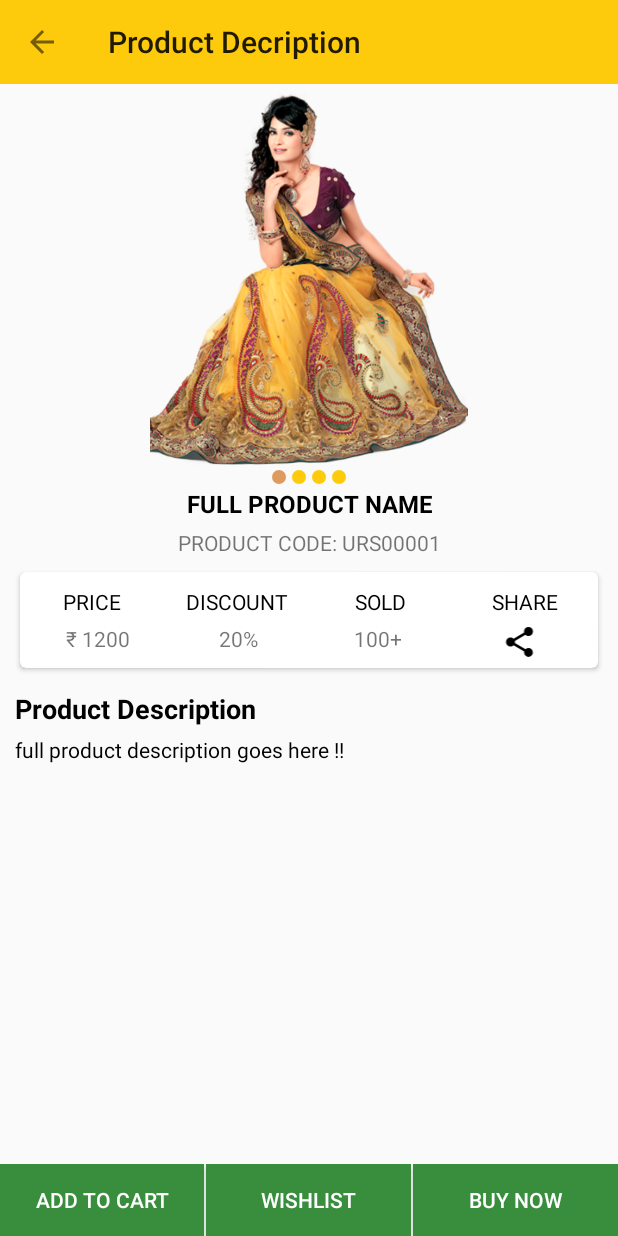
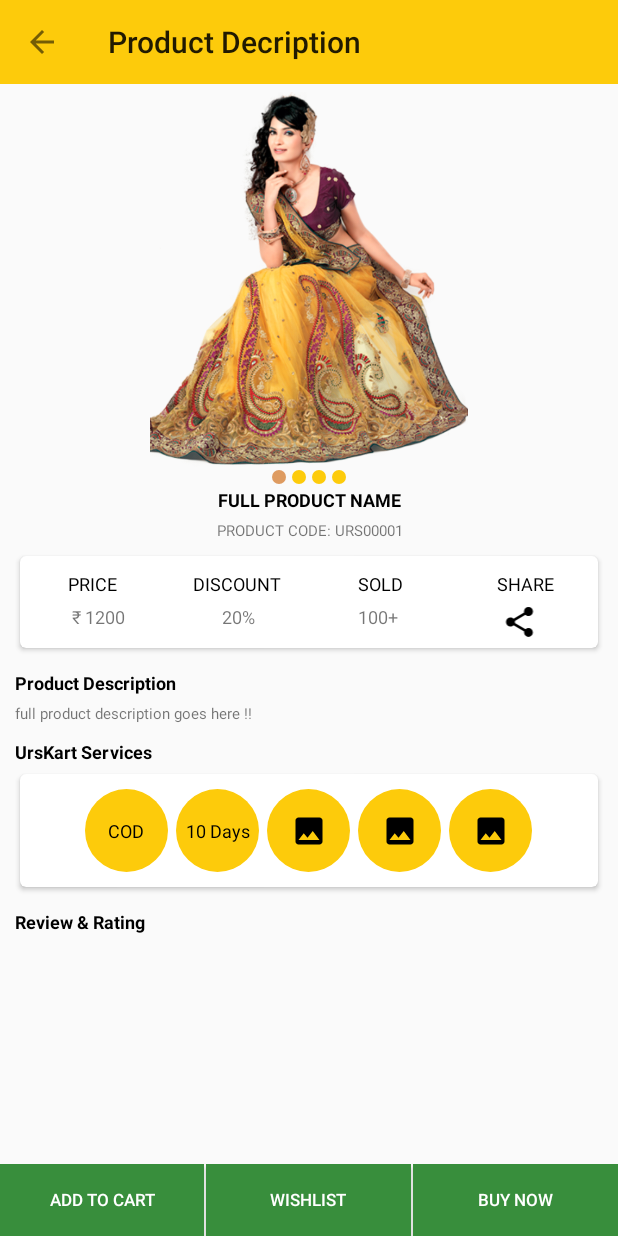
Before and after one commit to mahendradabi/whatsappstatusdownload, an Android app: the ProductDetailsActivity screen opened directly, with no data from a screen before it, on a phone screen of 412 x 824 dp. Run offline under Robolectric (Android 15) with nearby library versions, the phone set to English and light mode, and no system bars; our stand-ins replace ButterKnife.

Commit message:
mahendra dabi 07/10/18

```diff
--- a/Urskart/app/src/main/java/com/urskart/ProductDetailsActivity.java
+++ b/Urskart/app/src/main/java/com/urskart/ProductDetailsActivity.java
@@ -2,22 +2,32 @@ package com.urskart;
 
 import android.os.Bundle;
 import android.support.annotation.Nullable;
+import android.support.design.widget.BottomSheetDialog;
 import android.support.v4.view.ViewPager;
+import android.support.v7.widget.AppCompatButton;
+import android.support.v7.widget.AppCompatImageView;
 import android.support.v7.widget.Toolbar;
+import android.view.View;
 
 import com.urskart.adapter.SliderPagerAdapter;
 import com.urskart.customviews.MyPageIndicator;
+import com.urskart.utility.DialogWindow;
 
 import butterknife.BindView;
 import butterknife.ButterKnife;
 
 public class ProductDetailsActivity extends MyAbstractActivity
-implements ViewPager.OnPageChangeListener{
+implements ViewPager.OnPageChangeListener, View.OnClickListener {
 
     @BindView(R.id.viewPager)
     ViewPager viewPager;
     @BindView(R.id.piv)
     MyPageIndicator piv;
+    @BindView(R.id.share)
+    AppCompatImageView share;
+
+    @BindView(R.id.btnAddCart)
+    AppCompatButton btnAddCart;
 
     @BindView(R.id.toolbar)
     Toolbar toolbar;
@@ -44,6 +54,9 @@ implements ViewPager.OnPageChangeListener{
         piv.setIndicator(viewPagerAdapter.getCount());
         viewPager.addOnPageChangeListener(this);
         viewPager.setAdapter(viewPagerAdapter);
+        share.setOnClickListener(this);
+        btnAddCart.setOnClickListener(this);
+
     }
 
     @Override
@@ -65,4 +78,20 @@ implements ViewPager.OnPageChangeListener{
     public void onPageScrollStateChanged(int state) {
 
     }
+
+    @Override
+    public void onClick(View view) {
+        switch (view.getId())
+        {
+            case R.id.share:
+                DialogWindow.openShareIntent(this,"Product Name \n Download app urskar.com");
+                break;
+            case R.id.btnAddCart:
+               BottomSheetDialog bottomSheetDialog
+                       =new BottomSheetDialog(this);
+               bottomSheetDialog.setContentView(R.layout.item_ours_services);
+               bottomSheetDialog.show();
+                break;
+        }
+    }
 }
--- a/Urskart/app/src/main/java/com/urskart/fragments/HomeFragment.java
+++ b/Urskart/app/src/main/java/com/urskart/fragments/HomeFragment.java
@@ -5,12 +5,14 @@ import android.support.annotation.NonNull;
 import android.support.annotation.Nullable;
 import android.support.v4.view.ViewPager;
 import android.support.v4.widget.ContentLoadingProgressBar;
+import android.support.v7.widget.AppCompatButton;
 import android.support.v7.widget.LinearLayoutManager;
 import android.support.v7.widget.RecyclerView;
 import android.view.LayoutInflater;
 import android.view.View;
 import android.view.ViewGroup;
 
+import com.urskart.MainActivity;
 import com.urskart.MyAbstractFragment;
 import com.urskart.R;
 import com.urskart.adapter.CartAdapter;
@@ -20,11 +22,13 @@ import com.urskart.customviews.MyPageIndicator;
 import butterknife.BindView;
 import butterknife.ButterKnife;
 
-public class HomeFragment extends MyAbstractFragment implements ViewPager.OnPageChangeListener {
+public class HomeFragment extends MyAbstractFragment implements ViewPager.OnPageChangeListener, View.OnClickListener {
     @BindView(R.id.viewPager)
     ViewPager viewPager;
     @BindView(R.id.piv)
     MyPageIndicator piv;
+    @BindView(R.id.btn_shop_now)
+    AppCompatButton btn_shop_now;
 
     SliderPagerAdapter viewPagerAdapter;
 
@@ -46,6 +50,7 @@ public class HomeFragment extends MyAbstractFragment implements ViewPager.OnPage
         piv.setIndicator(viewPagerAdapter.getCount());
         viewPager.addOnPageChangeListener(this);
         viewPager.setAdapter(viewPagerAdapter);
+        btn_shop_now.setOnClickListener(this);
     }
 
     @Override
@@ -67,4 +72,16 @@ public class HomeFragment extends MyAbstractFragment implements ViewPager.OnPage
     public void onPageScrollStateChanged(int state) {
 
     }
+
+    @Override
+    public void onClick(View view) {
+        switch (view.getId())
+        {
+            case R.id.btn_shop_now:
+                ((MainActivity)getActivity()).loadFragmentBack(
+                        ProductListFragment.getProductListInstance("Shop Now")
+                );
+                break;
+        }
+    }
 }
--- /dev/null
+++ b/Urskart/app/src/main/res/drawable/circle_color_primary.xml
@@ -0,0 +1,6 @@
+<?xml version="1.0" encoding="utf-8"?>
+<shape xmlns:android="http://schemas.android.com/apk/res/android"
+    android:shape="oval">
+    <solid android:color="@color/colorPrimary"/>
+
+</shape>
--- a/Urskart/app/src/main/res/layout/activity_product_details.xml
+++ b/Urskart/app/src/main/res/layout/activity_product_details.xml
@@ -12,10 +12,12 @@
         android:layout_width="match_parent"
         android:layout_height="match_parent">
 
-        <ScrollView
+        <android.support.v4.widget.NestedScrollView
+            android:layout_marginBottom="5dp"
             android:layout_width="match_parent"
             android:layout_height="match_parent"
-            android:fillViewport="true">
+            android:layout_above="@id/ll_bottom"
+            android:fillViewport="false">
 
             <LinearLayout
                 android:layout_width="match_parent"
@@ -40,20 +42,21 @@
                     app:piv_width="9dp" />
 
                 <android.support.v7.widget.AppCompatTextView
+                    style="@style/mediumTextView"
                     android:id="@+id/producttvname"
                     android:layout_width="match_parent"
                     android:layout_height="wrap_content"
                     android:gravity="center"
                     android:text="full product name"
                     android:textColor="@color/black"
-                    android:textSize="16sp"
                     android:textStyle="bold"
                     app:textAllCaps="true" />
 
                 <android.support.v7.widget.AppCompatTextView
-                    android:layout_marginTop="5dp"
+                    style="@style/smallTextView"
                     android:layout_width="match_parent"
                     android:layout_height="wrap_content"
+                    android:layout_marginTop="5dp"
                     android:gravity="center"
                     android:text="product code: urs00001"
                     app:textAllCaps="true" />
@@ -78,6 +81,7 @@
                             android:orientation="horizontal">
 
                             <android.support.v7.widget.AppCompatTextView
+                                style="@style/mediumTextView"
                                 android:layout_width="0dp"
                                 android:layout_height="wrap_content"
                                 android:layout_weight="1"
@@ -87,15 +91,17 @@
                                 app:textAllCaps="true" />
 
                             <android.support.v7.widget.AppCompatTextView
+                                style="@style/mediumTextView"
                                 android:layout_width="0dp"
                                 android:layout_height="wrap_content"
                                 android:layout_weight="1"
                                 android:gravity="center"
+                                android:text="Discount"
                                 android:textColor="@color/black"
-                                android:text="Discount"
                                 app:textAllCaps="true" />
 
                             <android.support.v7.widget.AppCompatTextView
+                                style="@style/mediumTextView"
                                 android:layout_width="0dp"
                                 android:layout_height="wrap_content"
                                 android:layout_weight="1"
@@ -105,6 +111,7 @@
                                 app:textAllCaps="true" />
 
                             <android.support.v7.widget.AppCompatTextView
+                                style="@style/mediumTextView"
                                 android:layout_width="0dp"
                                 android:layout_height="wrap_content"
                                 android:layout_weight="1"
@@ -127,6 +134,7 @@
                                 android:layout_width="0dp"
                                 android:layout_height="wrap_content"
                                 android:layout_weight="1"
+                                style="@style/mediumTextView"
                                 android:gravity="center"
                                 android:text="\u20b9 1200" />
 
@@ -136,6 +144,7 @@
                                 android:layout_height="wrap_content"
                                 android:layout_weight="1"
                                 android:gravity="center"
+                                style="@style/mediumTextView"
                                 android:text="20%" />
 
 
@@ -144,10 +153,12 @@
                                 android:layout_height="wrap_content"
                                 android:layout_weight="1"
                                 android:gravity="center"
+                                style="@style/mediumTextView"
                                 android:text="100+" />
 
 
                             <android.support.v7.widget.AppCompatImageView
+                                android:id="@+id/share"
                                 android:layout_width="0dp"
                                 android:layout_height="wrap_content"
                                 android:layout_weight="1"
@@ -157,31 +168,55 @@
 
                         </LinearLayout>
 
+
                     </LinearLayout>
                 </android.support.v7.widget.CardView>
 
 
                 <android.support.v7.widget.AppCompatTextView
+                    style="@style/mediumTextView"
                     android:layout_width="match_parent"
                     android:layout_height="wrap_content"
                     android:layout_marginTop="10dp"
                     android:text="Product Description"
                     android:textColor="@color/black"
-                    android:textSize="18sp"
                     android:textStyle="bold" />
 
                 <android.support.v7.widget.AppCompatTextView
+                    style="@style/smallTextView"
                     android:id="@+id/producttvDes"
                     android:layout_width="match_parent"
                     android:layout_height="wrap_content"
                     android:layout_marginTop="5dp"
                     android:text="full product description goes here !!"
-                    android:textColor="@color/black" />
+                 />
+
+                <!--urskar services-->
+                <android.support.v7.widget.AppCompatTextView
+                    style="@style/mediumTextView"
+                    android:layout_width="match_parent"
+                    android:layout_height="wrap_content"
+                    android:layout_marginTop="10dp"
+                    android:text="@string/urskart_services"
+                    android:textColor="@color/black"
+                    android:textStyle="bold" />
+                <include layout="@layout/item_ours_services" />
+
+                <!--urskar services-->
+                <android.support.v7.widget.AppCompatTextView
+                    style="@style/mediumTextView"
+                    android:layout_width="match_parent"
+                    android:layout_height="wrap_content"
+                    android:layout_marginTop="10dp"
+                    android:text="@string/review_rating"
+                    android:textColor="@color/black"
+                    android:textStyle="bold" />
+
+            </LinearLayout>
+        </android.support.v4.widget.NestedScrollView>
 
 
-            </LinearLayout>
-        </ScrollView>
-
+        <!--BOTTOM BAR-->
         <LinearLayout
             android:id="@+id/ll_bottom"
             android:layout_width="match_parent"
--- a/Urskart/app/src/main/res/layout/fragment_home.xml
+++ b/Urskart/app/src/main/res/layout/fragment_home.xml
@@ -93,20 +93,22 @@
                 android:layout_width="match_parent"
                 android:layout_height="wrap_content"
                 android:layout_marginTop="5dp"
+                style="@style/LargeTextView"
                 android:gravity="center"
-                android:text="Your utility ready store"
+                android:text="@string/your_utility_ready_store"
                 android:textAllCaps="true"
                 android:textColor="@color/black"
                 android:textStyle="bold" />
 
             <android.support.v7.widget.AppCompatButton
+                android:id="@+id/btn_shop_now"
                 style="@style/myBotton"
                 android:layout_width="wrap_content"
                 android:layout_height="35dp"
                 android:layout_gravity="center"
                 android:layout_marginTop="5dp"
                 android:backgroundTint="@color/blueColor"
-                android:text="shop now" />
+                android:text="@string/shop_now" />
         </LinearLayout>
     </android.support.v7.widget.CardView>
 
--- a/Urskart/app/src/main/res/layout/item_cart_row.xml
+++ b/Urskart/app/src/main/res/layout/item_cart_row.xml
@@ -7,8 +7,8 @@
     android:layout_marginRight="2dp"
     android:elevation="4dp"
     app:cardCornerRadius="4dp"
-    app:contentPadding="4dp"
-    app:cardUseCompatPadding="true">
+    app:cardUseCompatPadding="true"
+    app:contentPadding="4dp">
 
     <LinearLayout
         android:layout_width="match_parent"
@@ -21,11 +21,6 @@
             android:layout_height="match_parent"
             android:orientation="horizontal">
 
-            <android.support.v7.widget.AppCompatCheckBox
-                android:checked="true"
-                android:layout_width="wrap_content"
-                android:layout_height="wrap_content"
-                android:layout_gravity="center"/>
             <LinearLayout
                 android:layout_width="0dp"
                 android:layout_height="wrap_content"
@@ -37,6 +32,7 @@
 
                 <android.support.v7.widget.AppCompatTextView
                     android:id="@+id/post_title"
+                    style="@style/mediumTextView"
                     android:layout_width="match_parent"
                     android:layout_height="wrap_content"
                     android:text="Product Name"
@@ -45,29 +41,29 @@
                 <!--price and qunatity-->
 
                 <LinearLayout
-                    android:layout_marginTop="5dp"
                     android:layout_width="match_parent"
                     android:layout_height="wrap_content"
+                    android:layout_marginTop="5dp"
                     android:orientation="horizontal">
 
                     <android.support.v7.widget.AppCompatTextView
                         android:id="@+id/tvPrice"
+                        style="@style/mediumTextView"
                         android:layout_width="0dp"
                         android:layout_height="wrap_content"
                         android:layout_weight="1"
                         android:width="0dp"
                         android:text="\u20b9 2500"
-                        android:textColor="@color/textColor"
-                       />
+                        android:textColor="@color/textColor" />
 
                     <android.support.v7.widget.AppCompatTextView
+                        style="@style/mediumTextView"
                         android:layout_width="0dp"
                         android:layout_height="wrap_content"
                         android:layout_weight="1"
                         android:text="qty- 1"
                         android:textAllCaps="true"
-                        android:textColor="@color/textColor"
-                        />
+                        android:textColor="@color/textColor" />
                 </LinearLayout>
 
 
@@ -106,28 +102,28 @@
                 </LinearLayout>
 
                 <LinearLayout
-                    android:layout_marginTop="5dp"
                     android:layout_width="match_parent"
                     android:layout_height="wrap_content"
+                    android:layout_marginTop="5dp"
                     android:orientation="horizontal">
 
                     <android.support.v7.widget.AppCompatTextView
+                        style="@style/mediumTextView"
                         android:layout_width="0dp"
                         android:layout_height="wrap_content"
                         android:layout_weight="1"
                         android:text="Size- M"
                         android:textAllCaps="true"
-                        android:textColor="@color/textColor"
-                     />
+                        android:textColor="@color/textColor" />
 
                     <android.support.v7.widget.AppCompatTextView
+                        style="@style/mediumTextView"
                         android:layout_width="0dp"
                         android:layout_height="wrap_content"
                         android:layout_weight="2"
                         android:text="Color- black"
                         android:textAllCaps="true"
-                        android:textColor="@color/textColor"
-                       />
+                        android:textColor="@color/textColor" />
 
                 </LinearLayout>
 
--- a/Urskart/app/src/main/res/layout/item_category_name.xml
+++ b/Urskart/app/src/main/res/layout/item_category_name.xml
@@ -11,6 +11,7 @@
 
     <android.support.v7.widget.AppCompatTextView
         android:id="@+id/category_name"
+        style="@style/mediumTextView"
         android:textColor="@color/black"
         android:layout_width="match_parent"
         android:layout_height="wrap_content"
--- /dev/null
+++ b/Urskart/app/src/main/res/layout/item_ours_services.xml
@@ -0,0 +1,92 @@
+<?xml version="1.0" encoding="utf-8"?>
+<android.support.v7.widget.CardView xmlns:android="http://schemas.android.com/apk/res/android"
+    xmlns:app="http://schemas.android.com/apk/res-auto"
+    android:layout_width="match_parent"
+    android:layout_height="wrap_content"
+    android:layout_gravity="center_horizontal"
+    android:layout_marginTop="2dp"
+    android:elevation="4dp"
+    app:cardCornerRadius="4dp"
+    app:cardUseCompatPadding="true"
+    app:contentPadding="10dp">
+
+    <LinearLayout
+        android:layout_width="match_parent"
+        android:layout_height="wrap_content"
+        android:orientation="vertical">
+
+        <HorizontalScrollView
+            android:layout_width="wrap_content"
+            android:layout_height="wrap_content"
+            android:layout_gravity="center"
+            android:fillViewport="true"
+            android:orientation="horizontal"
+            android:scrollbars="none">
+
+            <LinearLayout
+                android:layout_width="wrap_content"
+                android:layout_height="wrap_content"
+                android:layout_gravity="center"
+                android:orientation="horizontal"
+                android:paddingLeft="3dp"
+                android:paddingRight="3dp">
+
+
+                <android.support.v7.widget.AppCompatTextView
+                    style="@style/mediumTextView"
+                    android:layout_width="55dp"
+                    android:layout_height="55dp"
+                    android:background="@drawable/circle_color_primary"
+                    android:gravity="center"
+                    android:text="@string/cod"
+                    android:textColor="@color/black" />
+
+
+                <android.support.v7.widget.AppCompatTextView
+                    style="@style/mediumTextView"
+                    android:layout_width="55dp"
+                    android:layout_height="55dp"
+                    android:layout_marginLeft="5dp"
+                    android:layout_marginRight="5dp"
+                    android:background="@drawable/circle_color_primary"
+                    android:gravity="center"
+                    android:text="10 Days"
+                    android:textColor="@color/black" />
+
+
+                <android.support.v7.widget.AppCompatImageView
+                    android:layout_width="55dp"
+                    android:layout_height="55dp"
+                    android:background="@drawable/circle_color_primary"
+                    android:gravity="center"
+                    android:scaleType="center"
+                    app:srcCompat="@drawable/ic_image_black_24dp" />
+
+
+                <android.support.v7.widget.AppCompatImageView
+                    android:layout_width="55dp"
+                    android:layout_height="55dp"
+                    android:layout_marginLeft="5dp"
+                    android:layout_marginRight="5dp"
+                    android:background="@drawable/circle_color_primary"
+                    android:gravity="center"
+                    android:scaleType="center"
+                    app:srcCompat="@drawable/ic_image_black_24dp" />
+
+                <android.support.v7.widget.AppCompatImageView
+                    android:layout_width="55dp"
+                    android:layout_height="55dp"
+                    android:background="@drawable/circle_color_primary"
+                    android:gravity="center"
+                    android:scaleType="center"
+                    app:srcCompat="@drawable/ic_image_black_24dp" />
+
+
+            </LinearLayout>
+
+
+        </HorizontalScrollView>
+
+
+    </LinearLayout>
+</android.support.v7.widget.CardView>
--- a/Urskart/app/src/main/res/layout/item_product_row.xml
+++ b/Urskart/app/src/main/res/layout/item_product_row.xml
@@ -21,6 +21,7 @@
 
         <android.support.v7.widget.AppCompatTextView
             android:id="@+id/tv_product_name"
+            style="@style/mediumTextView"
             android:text="product Name"
             android:textColor="@color/black"
             android:layout_width="match_parent"
@@ -35,6 +36,7 @@
                 android:layout_width="0dp"
                 android:layout_height="wrap_content"
                 android:layout_weight="1"
+                style="@style/mediumTextView"
                 android:textColor="@color/textColor"
                 android:text="\u20b9 123" />
 
@@ -43,6 +45,7 @@
                 android:layout_height="wrap_content"
                 android:layout_weight="1"
                 android:gravity="right"
+                style="@style/mediumTextView"
                 android:textColor="@color/colorPrimary"
                 android:text="55%" />
         </LinearLayout>
--- a/Urskart/app/src/main/res/values/strings.xml
+++ b/Urskart/app/src/main/res/values/strings.xml
@@ -15,4 +15,10 @@
     <string name="yourbag">Your Bag</string>
     <string name="search_product">search Product</string>
     <string name="urskart">UrsKart.com</string>
+    <string name="shop_now">shop now</string>
+    <string name="your_utility_ready_store">Your utility ready store</string>
+    <string name="cod">COD</string>
+    <string name="urskart_services">UrsKart Services</string>
+    <string name="cash_on_delivery">Cash On Delivery</string>
+    <string name="review_rating"><![CDATA[Review & Rating]]></string>
 </resources>
--- a/Urskart/app/src/main/res/values/styles.xml
+++ b/Urskart/app/src/main/res/values/styles.xml
@@ -18,6 +18,8 @@
         <item name="android:layout_height">wrap_content</item>
         <item name="android:background">@drawable/btn_back_solid</item>
         <item name="android:textColor">@color/white</item>
+        <item name="android:textSize">11sp</item>
+        <item name="android:textAllCaps">true</item>
     </style>
 
     <style name="mEditText">
```
Also changed, not shown: Urskart/app/src/main/java/com/urskart/utility/DialogWindow.java (+9 -0 lines).
